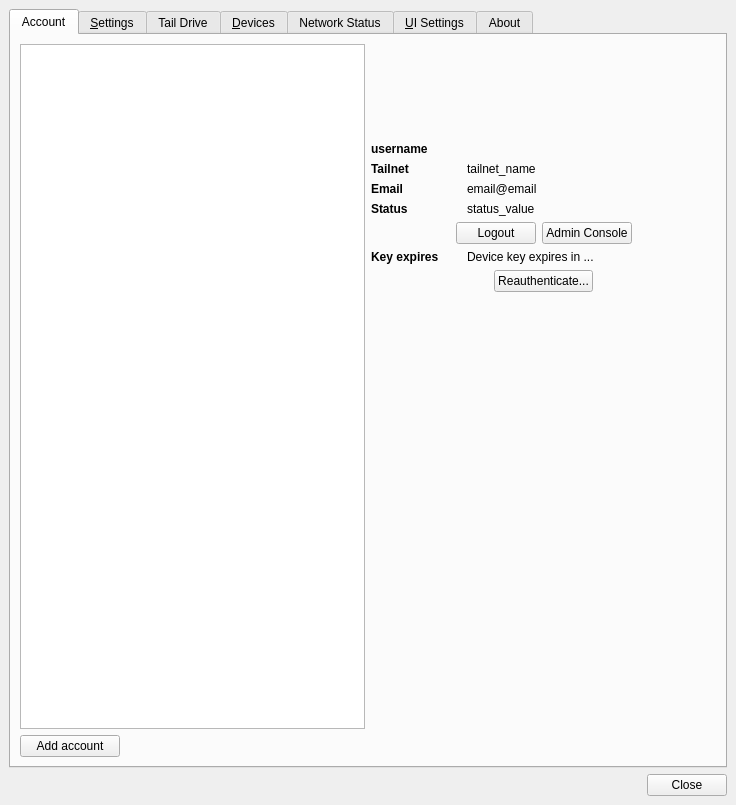
Before: the Qt Designer form src/MainWindow.ui in SneWs/tail-tray, drawn with Qt 5.
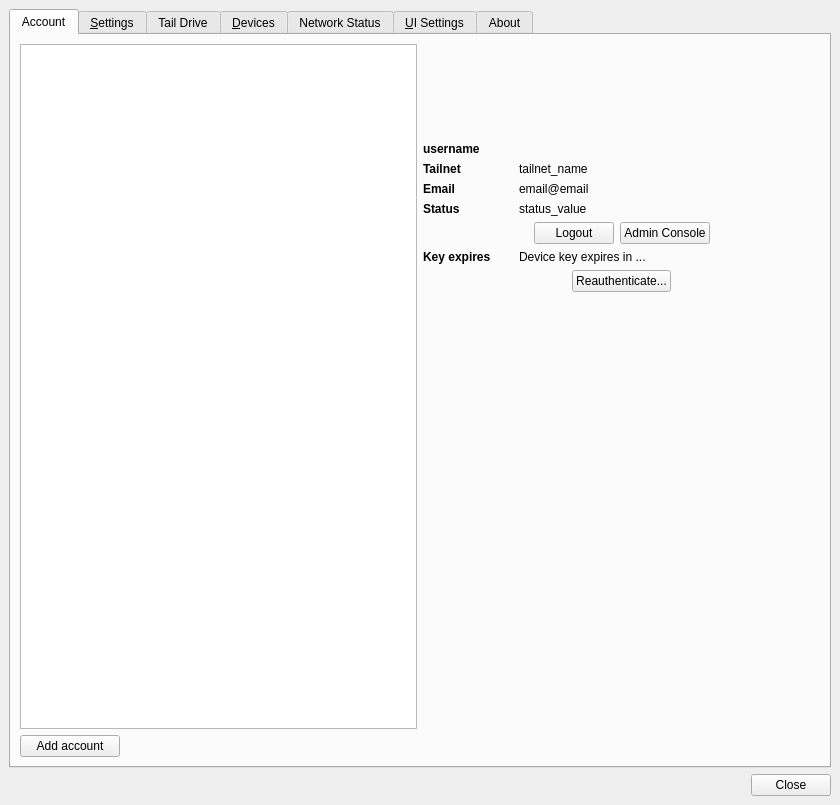
After: the same form once the commit is applied. The open tabs and pages were chosen to show the change. Icons and pictures are not drawn.

Commit message: Settings Dialog - Icons from XDG Theme for tabs

Diff of the .ui file:
```diff
--- a/src/MainWindow.ui
+++ b/src/MainWindow.ui
@@ -9,7 +9,7 @@
    <rect>
     <x>0</x>
     <y>0</y>
-    <width>736</width>
+    <width>840</width>
     <height>805</height>
    </rect>
   </property>
```
Left out of the diff: 12 changed lines with no effect on the pictures.
